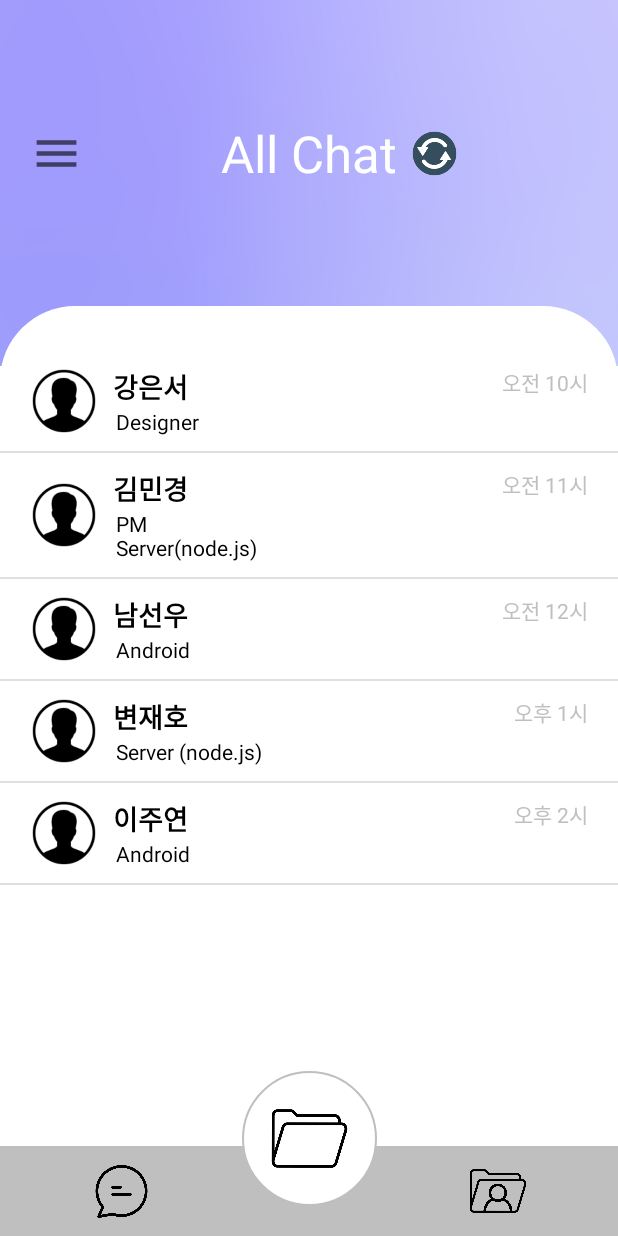
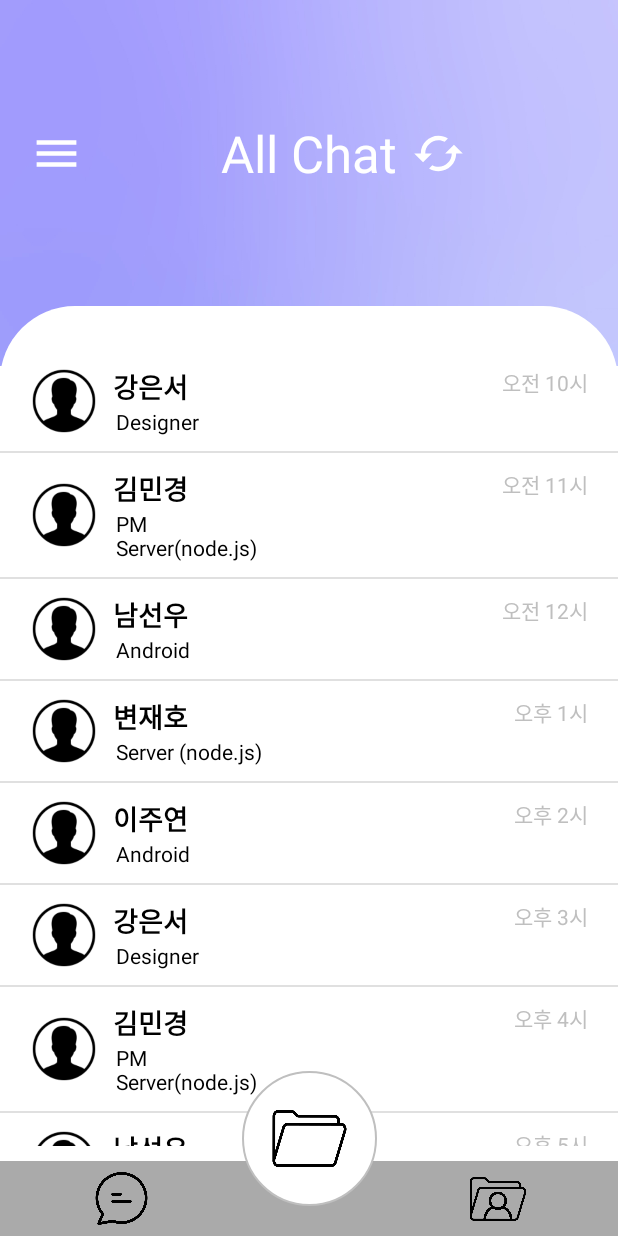
Before and after one commit to atleastigotta/ChatSoonE-Android, an Android app: the screen it shows after launch (MainActivity), on a phone screen of 412 x 824 dp. Run offline under Robolectric (Android 15) with nearby library versions, the phone set to English and light mode, and no system bars; our stand-ins replace Room's generated code.

Commit message:
Complement some design elements and related functions

```diff
--- a/ChatSoonE/app/src/main/java/com/chat_soon_e/chat_soon_e/ui/MainActivity.kt
+++ b/ChatSoonE/app/src/main/java/com/chat_soon_e/chat_soon_e/ui/MainActivity.kt
@@ -22,6 +22,7 @@ class MainActivity: BaseActivity<ActivityMainBinding>(ActivityMainBinding::infla
     private lateinit var chatDB: AppDatabase            // chat list를 담고 있는 데이터베이스
     private lateinit var mainRVAdapter: MainRVAdapter   // chat list recycler view adpater
     private var chatList = ArrayList<Chat>()            // 데이터베이스로부터 chat list를 받아올 변수
+    private var isSelectionMode: Boolean = false        // 폴더 이동 선택 모드인지 아닌지를 결정해주는 변수
 
     override fun initAfterBinding() {
         Log.d("MAIN/LIFE-CYCLE", "after onCreate()")
@@ -73,6 +74,11 @@ class MainActivity: BaseActivity<ActivityMainBinding>(ActivityMainBinding::infla
         chatDB.chatDao().insert(Chat(null, "남선우", "Android", "오전 12시"))
         chatDB.chatDao().insert(Chat(null, "변재호", "Server (node.js)", "오후 1시"))
         chatDB.chatDao().insert(Chat(null, "이주연", "Android", "오후 2시"))
+        chatDB.chatDao().insert(Chat(null, "강은서", "Designer", "오후 3시"))
+        chatDB.chatDao().insert(Chat(null, "김민경", "PM\nServer(node.js)", "오후 4시"))
+        chatDB.chatDao().insert(Chat(null, "남선우", "Android", "오후 5시"))
+        chatDB.chatDao().insert(Chat(null, "변재호", "Server (node.js)", "오후 6시"))
+        chatDB.chatDao().insert(Chat(null, "이주연", "Android", "오후 7시"))
 
         Log.d("MAIN/DATA", chatDB.chatDao().getChatList().toString())
     }
@@ -93,6 +99,18 @@ class MainActivity: BaseActivity<ActivityMainBinding>(ActivityMainBinding::infla
         mainRVAdapter = MainRVAdapter(chatList)
         binding.mainContent.mainChatListRecyclerView.adapter = mainRVAdapter
 
+        if(isSelectionMode) {   // 만약 폴더 이동 선택 모드일 경우
+            mainRVAdapter.setMyItemClickListener(object: MainRVAdapter.MyItemClickListener {
+                override fun onChatClick(view: View, position: Int) {
+                    TODO("Not yet implemented")
+                }
+
+                override fun onChatLongClick(view: View, position: Int) {
+                    Log.d("MAIN/RV-ADAPTER", "폴더 이동 선택 모드")
+                }
+
+            })
+        } else {    // 만약 폴더 이동 선택 모드가 아닐 경우
             // 아이템 뷰가 길게 클릭됐을 때 팝업 메뉴 띄우기
             mainRVAdapter.setMyItemClickListener(object: MainRVAdapter.MyItemClickListener {
                 override fun onChatClick(view: View, position: Int) {
@@ -113,7 +131,9 @@ class MainActivity: BaseActivity<ActivityMainBinding>(ActivityMainBinding::infla
                     popup.setOnMenuItemClickListener(listener)
                     popup.show()    // 팝업 메뉴 보이도록
                 }
+
             })
+        }
     }
 
     // 설정 메뉴 창을 띄우는 DrawerLayout 초기화
@@ -154,13 +174,39 @@ class MainActivity: BaseActivity<ActivityMainBinding>(ActivityMainBinding::infla
     }
 
     private fun initClickListener() {
-//        val binding = ActivityMainContentBinding.inflate(layoutInflater)
+        // 내폴더 아이콘 클릭시 폴더 화면으로 이동
+        binding.mainContent.mainMyFolderIv.setOnClickListener {
+            // startNextActivityWithClear()를 사용하는 게 좋을까?
+            startNextActivity(FolderActivity::class.java)
+        }
 
-//        내폴더 아이콘을 클릭했을 때 폴더 화면으로 이동할 수 있도록
-//        binding.mainMyFolderIv.setOnClickListener {
-//            startNextActivity(FolderActivity::class.java)
-//        }
-//
+        // (특정 폴더로 옮길 특정 채팅을 선택하는 모드로 들어가게 해주는) 폴더 아이콘 클릭시
+        binding.mainContent.mainFolderIv.setOnClickListener {
+            binding.mainContent.mainFolderIv.setImageResource(R.drawable.icon_move) // 이미지 변경 (선택 모드 진입을 알린다.)
+            binding.mainContent.mainUpdateIv.visibility = View.GONE
+            binding.mainContent.mainCancelIv.visibility = View.VISIBLE
+
+            // RecyclerView의 아이템 클릭이벤트를 실행시킬 수 있도록
+            // 폴더 이동 선택 모드 설정
+            isSelectionMode = true
+        }
+
+        // 취소 버튼 클릭시 다시 초기 화면으로
+        binding.mainContent.mainCancelIv.setOnClickListener {
+            binding.mainContent.mainFolderIv.setImageResource(R.drawable.icon_my_folder)
+            binding.mainContent.mainUpdateIv.visibility = View.VISIBLE
+            binding.mainContent.mainCancelIv.visibility = View.GONE
+
+            // RecyclerView의 아이템 클릭이벤트를 실행시킬 수 없도록
+            // 폴더 이동 선택 모드 해제
+            isSelectionMode = false
+        }
+
+        // 설정 메뉴창 아이콘 클릭시 설정 메뉴창 뜨도록
+        binding.mainContent.mainSettingMenuIv.setOnClickListener {
+            // 이 부분 어떻게 구현해야 될지 고민하기
+        }
+
 //        업데이트 버튼을 클릭했을 때 업데이트 해주는 함수 실행
 //        binding.mainUpdateIv.setOnClickListener {
 //            update()
--- /dev/null
+++ b/ChatSoonE/app/src/main/res/drawable/ic_baseline_black_menu_24.xml
@@ -0,0 +1,10 @@
+<vector xmlns:android="http://schemas.android.com/apk/res/android"
+    android:width="24dp"
+    android:height="24dp"
+    android:viewportWidth="24"
+    android:viewportHeight="24"
+    android:tint="?attr/colorControlNormal">
+  <path
+      android:fillColor="@android:color/white"
+      android:pathData="M3,18h18v-2L3,16v2zM3,13h18v-2L3,11v2zM3,6v2h18L21,6L3,6z"/>
+</vector>
--- /dev/null
+++ b/ChatSoonE/app/src/main/res/drawable/ic_baseline_cached_24.xml
@@ -0,0 +1,5 @@
+<vector android:height="24dp" android:tint="#FFFFFF"
+    android:viewportHeight="24" android:viewportWidth="24"
+    android:width="24dp" xmlns:android="http://schemas.android.com/apk/res/android">
+    <path android:fillColor="@android:color/white" android:pathData="M19,8l-4,4h3c0,3.31 -2.69,6 -6,6 -1.01,0 -1.97,-0.25 -2.8,-0.7l-1.46,1.46C8.97,19.54 10.43,20 12,20c4.42,0 8,-3.58 8,-8h3l-4,-4zM6,12c0,-3.31 2.69,-6 6,-6 1.01,0 1.97,0.25 2.8,0.7l1.46,-1.46C15.03,4.46 13.57,4 12,4c-4.42,0 -8,3.58 -8,8H1l4,4 4,-4H6z"/>
+</vector>
--- /dev/null
+++ b/ChatSoonE/app/src/main/res/drawable/ic_baseline_cancel_24.xml
@@ -0,0 +1,5 @@
+<vector android:height="24dp" android:tint="#FFFFFF"
+    android:viewportHeight="24" android:viewportWidth="24"
+    android:width="24dp" xmlns:android="http://schemas.android.com/apk/res/android">
+    <path android:fillColor="@android:color/white" android:pathData="M12,2C6.47,2 2,6.47 2,12s4.47,10 10,10 10,-4.47 10,-10S17.53,2 12,2zM17,15.59L15.59,17 12,13.41 8.41,17 7,15.59 10.59,12 7,8.41 8.41,7 12,10.59 15.59,7 17,8.41 13.41,12 17,15.59z"/>
+</vector>
--- a/ChatSoonE/app/src/main/res/drawable/ic_baseline_menu_24.xml
+++ b/ChatSoonE/app/src/main/res/drawable/ic_baseline_menu_24.xml
@@ -1,10 +1,5 @@
-<vector xmlns:android="http://schemas.android.com/apk/res/android"
-    android:width="24dp"
-    android:height="24dp"
-    android:viewportWidth="24"
-    android:viewportHeight="24"
-    android:tint="?attr/colorControlNormal">
-  <path
-      android:fillColor="@android:color/white"
-      android:pathData="M3,18h18v-2L3,16v2zM3,13h18v-2L3,11v2zM3,6v2h18L21,6L3,6z"/>
+<vector android:height="24dp" android:tint="#FFFFFF"
+    android:viewportHeight="24" android:viewportWidth="24"
+    android:width="24dp" xmlns:android="http://schemas.android.com/apk/res/android">
+    <path android:fillColor="@android:color/white" android:pathData="M3,18h18v-2L3,16v2zM3,13h18v-2L3,11v2zM3,6v2h18L21,6L3,6z"/>
 </vector>
--- a/ChatSoonE/app/src/main/res/layout/activity_main_content.xml
+++ b/ChatSoonE/app/src/main/res/layout/activity_main_content.xml
@@ -32,10 +32,22 @@
 
     <ImageView
         android:id="@+id/main_update_iv"
-        android:layout_width="30dp"
-        android:layout_height="30dp"
-        android:src="@drawable/icon_update"
+        android:layout_width="35dp"
+        android:layout_height="35dp"
+        android:src="@drawable/ic_baseline_cached_24"
         android:layout_marginStart="10dp"
+        app:layout_constraintTop_toTopOf="@+id/main_title_tv"
+        app:layout_constraintBottom_toBottomOf="@+id/main_title_tv"
+        app:layout_constraintStart_toEndOf="@+id/main_title_tv" />
+
+    <ImageView
+        android:id="@+id/main_cancel_iv"
+        android:layout_width="35dp"
+        android:layout_height="35dp"
+        android:src="@drawable/ic_baseline_cancel_24"
+        android:visibility="gone"
+        android:layout_marginStart="10dp"
+        android:layout_marginTop="5dp"
         app:layout_constraintTop_toTopOf="@+id/main_title_tv"
         app:layout_constraintBottom_toBottomOf="@+id/main_title_tv"
         app:layout_constraintStart_toEndOf="@+id/main_title_tv" />
@@ -43,7 +55,7 @@
     <androidx.recyclerview.widget.RecyclerView
         android:id="@+id/main_chat_list_recycler_view"
         android:layout_width="match_parent"
-        android:layout_height="560dp"
+        android:layout_height="570dp"
         android:background="@drawable/background_white_corner"
         android:scrollbars="vertical"
         android:scrollbarFadeDuration="0"
@@ -58,8 +70,8 @@
     <View
         android:id="@+id/main_bottom_bar_view"
         android:layout_width="match_parent"
-        android:layout_height="60dp"
-        android:background="@color/gray"
+        android:layout_height="50dp"
+        android:background="@android:color/darker_gray"
         app:layout_constraintBottom_toBottomOf="parent"
         app:layout_constraintStart_toStartOf="parent"
         app:layout_constraintEnd_toEndOf="parent" />
@@ -80,11 +92,27 @@
         android:layout_height="90dp"
         android:src="@drawable/icon_folder_1"
         android:background="@drawable/background_icon_folder"
+        android:visibility="visible"
+        android:paddingTop="15dp"
+        android:paddingBottom="15dp"
         android:layout_marginBottom="20dp"
         app:layout_constraintBottom_toBottomOf="parent"
         app:layout_constraintStart_toStartOf="parent"
         app:layout_constraintEnd_toEndOf="parent" />
 
+    <ImageView
+        android:id="@+id/main_folder_mode_iv"
+        android:layout_width="90dp"
+        android:layout_height="90dp"
+        android:src="@drawable/icon_move"
+        android:background="@drawable/background_icon_folder"
+        android:visibility="gone"
+        android:paddingTop="20dp"
+        android:paddingBottom="25dp"
+        android:layout_marginBottom="20dp"
+        app:layout_constraintBottom_toBottomOf="parent"
+        app:layout_constraintStart_toStartOf="parent"
+        app:layout_constraintEnd_toEndOf="parent" />
 
     <ImageView
         android:id="@+id/main_my_folder_iv"
--- a/ChatSoonE/app/src/main/res/layout/activity_main_drawer_header.xml
+++ b/ChatSoonE/app/src/main/res/layout/activity_main_drawer_header.xml
@@ -8,7 +8,7 @@
         android:id="@+id/main_drawer_setting_menu_iv"
         android:layout_width="30dp"
         android:layout_height="30dp"
-        android:src="@drawable/ic_baseline_menu_24"
+        android:src="@drawable/ic_baseline_black_menu_24"
         android:layout_marginTop="40dp"
         android:layout_marginBottom="20dp"
         android:layout_marginStart="20dp"
```
Lines whose indentation alone changed are shown as unchanged.
